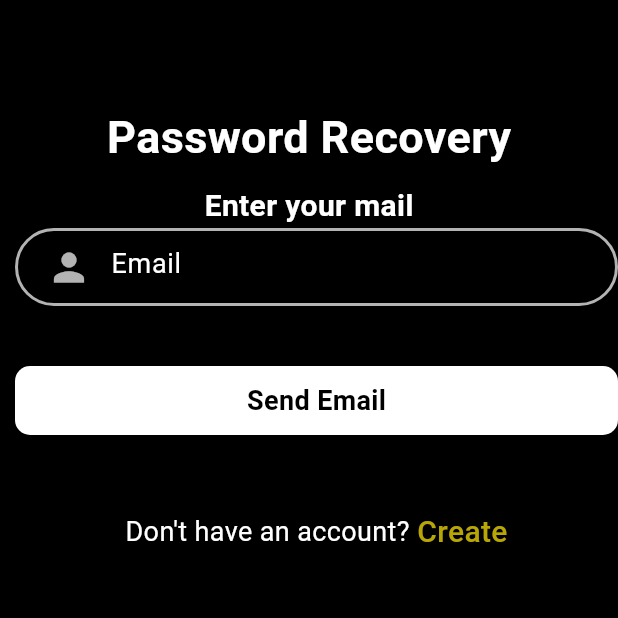
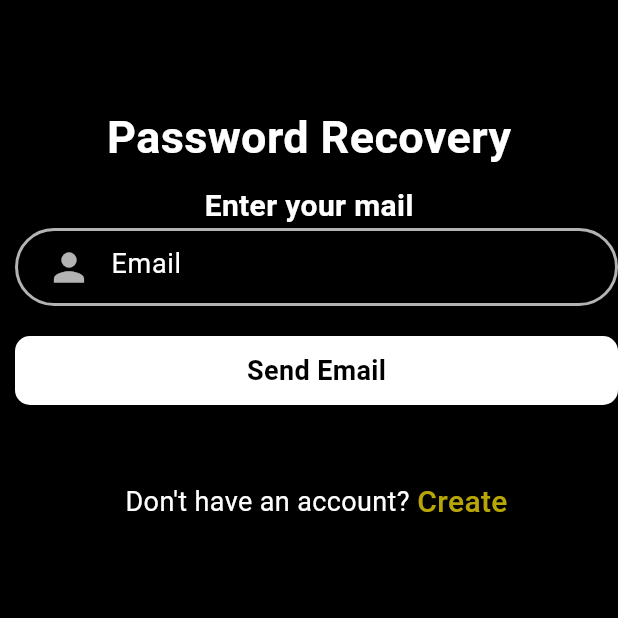
Before and after one commit to ishoza/FoodieExpress, a Flutter app: the Forgotpassword screen opened directly, on a phone screen of 412 x 824 dp, the top half of it. Run offline on Flutter 3.47's test engine with Material 3 defaults, Android fonts, the light colour scheme and no system bars; our stand-ins replace cloud_firestore, curved_navigation_bar, firebase_auth, firebase_core, firebase_storage, image_picker and 2 more; missing offline and left inert: flutter_stripe; accounts and stored records are empty.

Commit message:
food project

```diff
--- a/hshm_food/lib/pages/forgotpassword.dart
+++ b/hshm_food/lib/pages/forgotpassword.dart
@@ -97,7 +97,7 @@ class _ForgotpasswordState extends State<Forgotpassword> {
                                 ),
                               )),
                           SizedBox(
-                            height: 40.0,
+                            height: 20.0,
                           ),
                           GestureDetector(
                             onTap: () {
```
